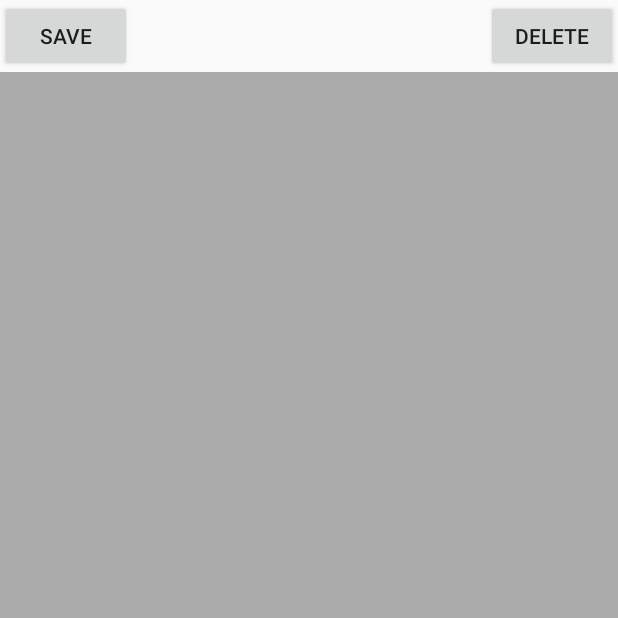
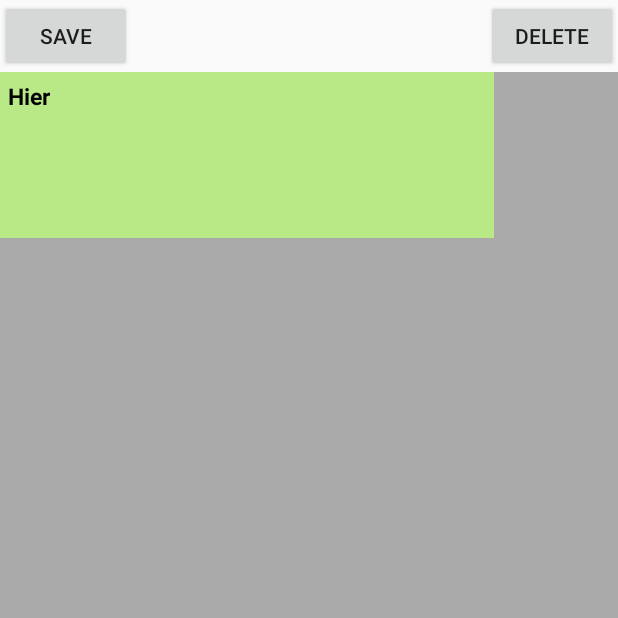
Before and after one commit to LeothosThoren/Mood_Tracker, an Android app: the HistoryActivity screen opened directly, with no data from a screen before it, after a tap on "SAVE", on a phone screen of 412 x 824 dp, the top half of it. Run offline under Robolectric (Android 15) with nearby library versions, the phone set to English and light mode, and no system bars.

Commit message:
Comment part 2 and end, add update mode on historyactivities

```diff
--- a/app/src/main/java/com/leothosthoren/moodtracker/controler/HistoryActivity.java
+++ b/app/src/main/java/com/leothosthoren/moodtracker/controler/HistoryActivity.java
@@ -1,9 +1,5 @@
 package com.leothosthoren.moodtracker.controler;
 
-import android.app.AlarmManager;
-import android.app.PendingIntent;
-import android.content.Context;
-import android.content.Intent;
 import android.os.Bundle;
 import android.support.v7.app.AppCompatActivity;
 import android.support.v7.widget.LinearLayoutManager;
@@ -17,57 +13,37 @@ import android.widget.Toast;
 
 import com.leothosthoren.moodtracker.R;
 import com.leothosthoren.moodtracker.model.ListMoodItem;
-import com.leothosthoren.moodtracker.model.MoodAlarmReceiver;
 import com.leothosthoren.moodtracker.model.MoodDataStorage;
 import com.leothosthoren.moodtracker.view.MoodAdapter;
-
-import java.util.Calendar;
 
 import static com.leothosthoren.moodtracker.controler.MainActivity.LIST_COLOR_IMG;
 import static com.leothosthoren.moodtracker.controler.MainActivity.comment;
 import static com.leothosthoren.moodtracker.controler.MainActivity.indexMood;
 import static com.leothosthoren.moodtracker.model.MoodDataStorage.mListMoodItems;
+import static com.leothosthoren.moodtracker.view.MoodAdapter.NUMBER_ITEM;
 
 public class HistoryActivity extends AppCompatActivity {
 
     private RecyclerView mRecyclerView;
     private MoodAdapter mAdapter;
     private RecyclerView.LayoutManager mLayoutManager;
-    private PendingIntent mPendingIntent;
-    private AlarmManager mAlarmManager;
-
 
     @Override
     protected void onCreate(Bundle savedInstanceState) {
         super.onCreate(savedInstanceState);
         setContentView(R.layout.activity_history);
 
+        //First the activity load the data
         MoodDataStorage.loadData(this);
+        //Then we build the layout with the data stored before
         buildRecyclerView();
+        //This method handle two buttons for testing
         setButton();
-        schedAlarm(this);
-    }
-
-    private void schedAlarm(Context context) {
-        //The scheddule is set to be launch at midnight
-        Calendar cal = Calendar.getInstance();
-        cal.set(Calendar.HOUR_OF_DAY, 0);
-        cal.set(Calendar.MINUTE, 0);
-        cal.set(Calendar.SECOND, 0);
-//        cal.add(Calendar.DAY_OF_MONTH, 1);
-        // Retrieve a PendingIntent that will perform a broadcast
-        Intent alarmIntent = new Intent(context, MoodAlarmReceiver.class);
-        mPendingIntent = PendingIntent.getBroadcast(context, 0, alarmIntent, 0);
-        mAlarmManager = (AlarmManager)getSystemService(Context.ALARM_SERVICE);
-
-        mAlarmManager.setInexactRepeating(AlarmManager.RTC_WAKEUP, cal.getTimeInMillis(), AlarmManager.INTERVAL_DAY, mPendingIntent);
-
     }
 
 
-
+    //Button for testing shared preferences saving and delete not needed in the app
     public void setButton() {
-        //Button for testing sharepreferences saving
         Button btnSave = (Button) findViewById(R.id.Btn_save);
         Button btnDelete = (Button) findViewById(R.id.Btn_delete);
 
@@ -75,6 +51,10 @@ public class HistoryActivity extends AppCompatActivity {
         btnSave.setOnClickListener(new View.OnClickListener() {
             @Override
             public void onClick(View v) {
+                if (mListMoodItems.size() == NUMBER_ITEM)
+                    mListMoodItems.remove(0);
+
+                if (mListMoodItems.size() < NUMBER_ITEM) {
                     mListMoodItems.add(new ListMoodItem(
                             LIST_COLOR_IMG[0][indexMood],
                             indexMood,
@@ -82,7 +62,11 @@ public class HistoryActivity extends AppCompatActivity {
                             R.drawable.ic_comment_black_48px,
                             "date"
                     ));
+                    mAdapter.notifyItemInserted(mAdapter.getItemCount());
+                    mAdapter.notifyDataSetChanged();
+                    mAdapter.notifyItemRangeChanged(mListMoodItems.size(), mAdapter.getItemCount());
                     MoodDataStorage.saveData(HistoryActivity.this);
+                }
             }
         });
 
@@ -94,34 +78,56 @@ public class HistoryActivity extends AppCompatActivity {
         });
     }
 
+    /*
+    * @toastMaker
+    * @position param  the current index of the item list
+    *
+    * This method make a custom toast
+    * */
     public void toastMaker(int position) {
+        //First, get the comment store in the variable
         String text = mListMoodItems.get(position).getComment();
+
+        //Second inflate the layout from XML and set text
         LayoutInflater inflater = getLayoutInflater();
         View layout = inflater.inflate(R.layout.custom_toast,
                 (ViewGroup) findViewById(R.id.custom_toast_container));
         TextView toastText = (TextView) layout.findViewById(R.id.text);
         toastText.setText(text);
 
+        //Finally creation of the toast and set some properties
         Toast toast = new Toast(getApplicationContext());
         toast.setDuration(Toast.LENGTH_LONG);
         toast.setView(layout);
         toast.show();
 
+        //Notify the adapter of recycler view of changing
         mAdapter.notifyItemChanged(position);
     }
 
+    /*
+    * @buildRecyclerView method
+    *
+    * This method handle the construction of an adaptive layout
+    * Two classes are called whenever this methods is used
+    * */
     private void buildRecyclerView() {
         mRecyclerView = findViewById(R.id.recyclerView);
         mRecyclerView.setHasFixedSize(true);
+
+        //Call new classes
         mLayoutManager = new LinearLayoutManager(this);
         mAdapter = new MoodAdapter(mListMoodItems, this);
 
+        //Set them with natives methods
         mRecyclerView.setLayoutManager(mLayoutManager);
         mRecyclerView.setAdapter(mAdapter);
 
+        //Here we call a new class with his interface in order to handle the click on each item (meaning the layout)
         mAdapter.setOnItemClickListener(new MoodAdapter.OnItemClickListener() {
             @Override
             public void onItemClick(int position) {
+                //Here we allow the toast text to appear only if the comment is not empty at his own position
                 if (!mListMoodItems.get(position).getComment().equals(""))
                     toastMaker(position);
             }
--- a/app/src/main/java/com/leothosthoren/moodtracker/model/ListMoodItem.java
+++ b/app/src/main/java/com/leothosthoren/moodtracker/model/ListMoodItem.java
@@ -3,20 +3,24 @@ package com.leothosthoren.moodtracker.model;
 
 /**
  * Created by Sofiane M. alias Leothos Thoren on 13/01/2018
+ *
+ * These constructor and methods are the bases of the adapter and the view and the array's data
+ * All elements that we stored in the array is used to be showed thanks the recycler view and his adapter
+ * We stored all the data which are set from all the items to their content
+ * The methods below give the possibility to retrieve all the value needed to be save
  */
 public class ListMoodItem {
     private int mColor;
     private int mSmileyValue;
     private String mComment;
-    private int mBtnComment;
+    private int mIconComment;
     private String mDate;
 
-
-    public ListMoodItem(int color, int smileyValue, String comment, int btnComment, String date) {
+    public ListMoodItem(int color, int smileyValue, String comment, int iconComment, String date) {
         mColor = color;
         mSmileyValue = smileyValue;
         mComment = comment;
-        mBtnComment = btnComment;
+        mIconComment = iconComment;
         mDate = date;
     }
 
@@ -32,10 +36,17 @@ public class ListMoodItem {
         return mComment;
     }
 
-    public int getBtnComment() {
-        return mBtnComment;
+    public int getIconComment() {
+        return mIconComment;
     }
 
+    /*
+    * @getDate method
+    * @value param
+    *
+    * This method is using a trick to update the "date value"
+    * We get the item position into the value and we return the string of this position
+    * */
     public String getDate(int value) {
         String dayTab[] = {"Hier", "Avant-hier",
                 "trois jours", "quatre jours", "cinq jours", "six jours", "une semaine"};
--- a/app/src/main/java/com/leothosthoren/moodtracker/view/MoodAdapter.java
+++ b/app/src/main/java/com/leothosthoren/moodtracker/view/MoodAdapter.java
@@ -26,58 +26,113 @@ public class MoodAdapter extends RecyclerView.Adapter<MoodAdapter.ListMoodViewHo
     private OnItemClickListener mListener;
     private Context mContext;
 
+    //Constructor used in the build buildRecyclerView method
     public MoodAdapter(ArrayList<ListMoodItem> listMoodItems, Context context) {
         mListMoodItems = listMoodItems;
         mContext = context;
     }
 
+    /*
+    * @setOnItemClickListener method
+    *
+    * @listener param  you can call View.OnClickListener()
+     *
+     * This method handle the click on items parent or/and their child
+    * */
     public void setOnItemClickListener(OnItemClickListener listener) {
         mListener = listener;
     }
 
+    /**
+     * Override methods from RecyclerView class
+     * These handle the creation, the holding and the size of the item list
+     * This is the heart of the Adapter.
+     */
     @Override
     public ListMoodViewHolder onCreateViewHolder(ViewGroup parent, int viewType) {
+        int weight = 7;
+        //Here we inflate the xml layout
         View view = LayoutInflater.from(parent.getContext()).inflate(R.layout.item_history, parent, false);
-        view.getLayoutParams().height = parent.getHeight() / mListMoodItems.size();
+        //Each sub layout height is adapting with the parent (device height) we divide the screen by seven (nbr of day in week)
+        view.getLayoutParams().height = parent.getHeight() / weight;
+        //Initialize a new class wih all the data holding
         ListMoodViewHolder lmvh = new ListMoodViewHolder(view, mListener);
         return lmvh;
     }
 
+    /*
+    * @onBindViewHolder method
+    * @holder param to update the RecyclerView.ViewHolder contents with the item at the given position
+    * @position param the position of a data item within an Adapter.
+    *
+    * This method handle the content and the position of each item
+    *
+    * */
     @Override
     public void onBindViewHolder(ListMoodViewHolder holder, int position) {
+        //Define the item position
         final ListMoodItem currentItem = mListMoodItems.get(position);
 
+        //Construction of the item element by using ListMoodViewHolder and ListMoodItem constructor and methods
         holder.mRelativeLayout.setBackgroundResource(currentItem.getColor());
-        holder.mTextView.setText(currentItem.getDate((mListMoodItems.size()-1) - position));
-        holder.mImageViewComment.setImageResource(currentItem.getBtnComment());
+        //Here we substract the array size with the current position, this way we can "switch" the index position
+        holder.mTextView.setText(currentItem.getDate((mListMoodItems.size() - 1) - position));
+        holder.mImageViewComment.setImageResource(currentItem.getIconComment());
         holder.mToastView.setText(currentItem.getComment());
 
+        //This handle the visibility of comment icon
         if (currentItem.getComment().equals(""))
             holder.mImageViewComment.setVisibility(View.GONE);
 
-        //Display metric can catch the width and height of the device
-        DisplayMetrics displaymetrics = new DisplayMetrics();
-        ((Activity) mContext).getWindowManager().getDefaultDisplay().getMetrics(displaymetrics);
-        //This variable take the width of the device and with the index value and a calculation
-        //in percent the layout size is adjusting
-        int devicewidth;
-        devicewidth = (displaymetrics.widthPixels * 20 * (currentItem.getSmileyValue() + 1)) / 100;
-        holder.mRelativeLayout.getLayoutParams().width = devicewidth;
-
+        layoutResizer(holder, currentItem);
     }
 
+    /*
+    * @getItemCount method
+    *
+    * This method return the number of item holding
+    * */
     @Override
     public int getItemCount() {
+        //This allow to keep only 7 items on the screen and then remove the older one when limit is reached
         if (mListMoodItems.size() == NUMBER_ITEM)
             mListMoodItems.remove(0);
         return mListMoodItems.size();
     }
 
+    /*
+    * @layoutResizer method
+    * @holder param
+    * @currentItem param
+    *
+    * This method allow to modify the layout size useful to display item at different size range
+    * */
+    public void layoutResizer(ListMoodViewHolder holder, ListMoodItem currentItem) {
+        //Display metric can catch the width or/and height of the device
+        DisplayMetrics displaymetrics = new DisplayMetrics();
+        ((Activity) mContext).getWindowManager().getDefaultDisplay().getMetrics(displaymetrics);
+        //This variable take the width of the device and with the index value and a calculation
+        //the layout width size is adjusting
+        int deviceWidth, deviceHeight;
+        deviceWidth = (displaymetrics.widthPixels * 20 * (currentItem.getSmileyValue() + 1)) / 100;
+//        deviceHeight = (displaymetrics.heightPixels / mListMoodItems.size()-1);
+        //Here we initiate the new width to each item layout
+        holder.mRelativeLayout.getLayoutParams().width = deviceWidth;
+//        holder.mRelativeLayout.getLayoutParams().height = deviceHeight;
+    }
 
+    //This interface provide onItemClick method which allow to click on something in the activities class
     public interface OnItemClickListener {
         void onItemClick(int position);
     }
 
+
+    /**
+     * This class work with the adapter
+     * It's necessary to hold each elements of the main layout
+     * <p>
+     * This class allow to call them directly in the adapter for better performance
+     */
     public static class ListMoodViewHolder extends RecyclerView.ViewHolder {
         public RelativeLayout mRelativeLayout;
         public TextView mTextView;
@@ -93,6 +148,8 @@ public class MoodAdapter extends RecyclerView.Adapter<MoodAdapter.ListMoodViewHo
             mToastView = itemView.findViewById(R.id.item_history_toast);
 
 
+            //Here we give the possibility to click on item (itemView)
+            //We can choose to click on a specific element like an image view instead
             itemView.setOnClickListener(new View.OnClickListener() {
                 @Override
                 public void onClick(View v) {
```
Also changed, not shown: app/src/main/java/com/leothosthoren/moodtracker/controler/MainActivity.java (+40 -8 lines), app/src/main/java/com/leothosthoren/moodtracker/model/MoodAlarmReceiver.java (+16 -2 lines), app/src/main/java/com/leothosthoren/moodtracker/model/MoodDataStorage.java (+24 -2 lines), 5 other files. Lines whose indentation alone changed are shown as unchanged.
